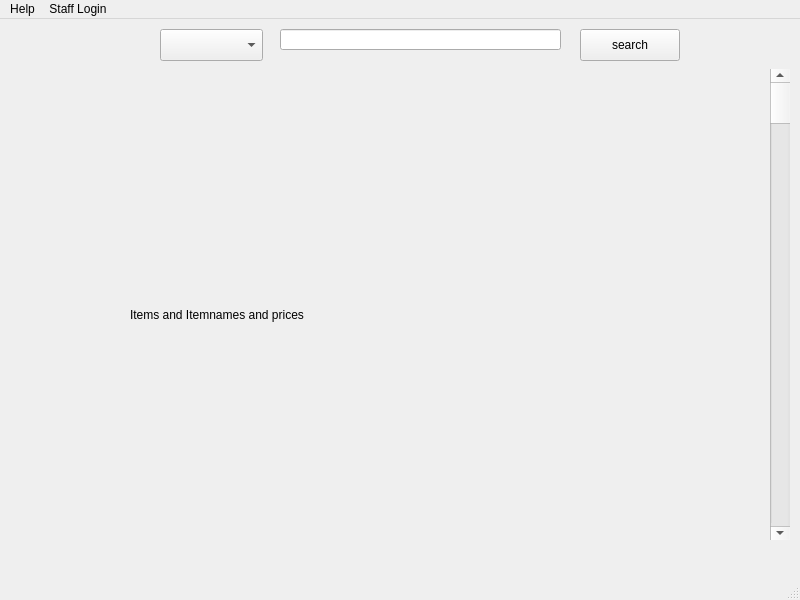
This is search.ui in cloudmyko/AuctionApplication as Qt 5 draws it before an edit. The edited form follows.
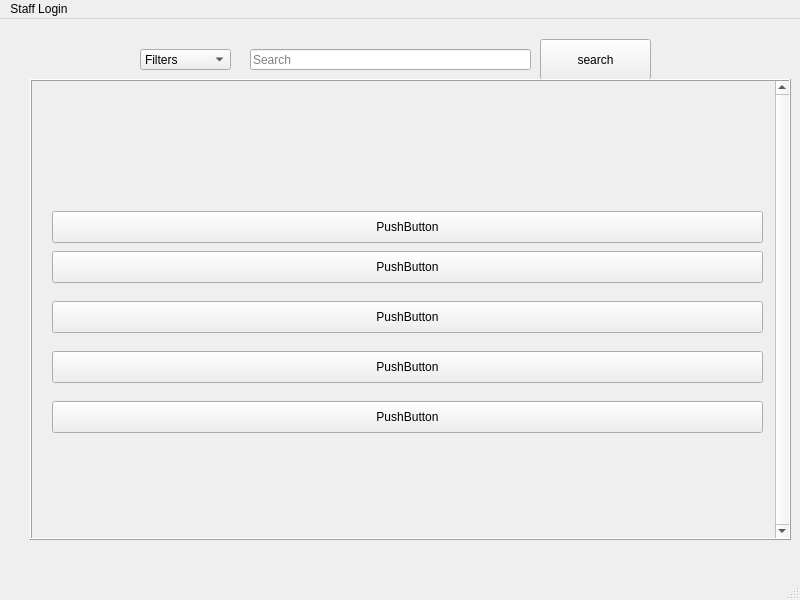
This is the edited form.

```diff
--- a/search.ui
+++ b/search.ui
@@ -17,64 +17,167 @@
    <widget class="QLineEdit" name="lineEdit">
     <property name="geometry">
      <rect>
-      <x>280</x>
-      <y>10</y>
+      <x>250</x>
+      <y>30</y>
       <width>281</width>
       <height>21</height>
      </rect>
     </property>
+    <property name="text">
+     <string/>
+    </property>
+    <property name="placeholderText">
+     <string>Search</string>
+    </property>
+    <property name="clearButtonEnabled">
+     <bool>true</bool>
+    </property>
    </widget>
    <widget class="QPushButton" name="pushButton">
     <property name="geometry">
      <rect>
-      <x>580</x>
-      <y>10</y>
-      <width>100</width>
-      <height>32</height>
+      <x>540</x>
+      <y>20</y>
+      <width>111</width>
+      <height>41</height>
      </rect>
     </property>
+    <property name="font">
+     <font>
+      <strikeout>false</strikeout>
+      <kerning>true</kerning>
+     </font>
+    </property>
+    <property name="cursor">
+     <cursorShape>PointingHandCursor</cursorShape>
+    </property>
     <property name="text">
      <string>search</string>
     </property>
-   </widget>
-   <widget class="QLabel" name="label">
-    <property name="geometry">
-     <rect>
-      <x>130</x>
-      <y>140</y>
-      <width>581</width>
-      <height>311</height>
-     </rect>
-    </property>
-    <property name="text">
-     <string>Items and Itemnames and prices</string>
+    <property name="flat">
+     <bool>false</bool>
     </property>
    </widget>
    <widget class="QComboBox" name="comboBox">
     <property name="geometry">
      <rect>
-      <x>160</x>
-      <y>10</y>
-      <width>103</width>
-      <height>32</height>
+      <x>140</x>
+      <y>30</y>
+      <width>91</width>
+      <height>21</height>
      </rect>
     </property>
     <property name="currentText">
-     <string/>
+     <string>Filters</string>
     </property>
+    <item>
+     <property name="text">
+      <string>Filters</string>
+     </property>
+    </item>
    </widget>
-   <widget class="QScrollBar" name="verticalScrollBar">
+   <widget class="QScrollArea" name="scrollArea">
     <property name="geometry">
      <rect>
-      <x>770</x>
-      <y>50</y>
-      <width>20</width>
-      <height>471</height>
+      <x>30</x>
+      <y>60</y>
+      <width>761</width>
+      <height>461</height>
      </rect>
     </property>
-    <property name="orientation">
-     <enum>Qt::Orientation::Vertical</enum>
+    <property name="frameShape">
+     <enum>QFrame::Shape::Box</enum>
     </property>
+    <property name="frameShadow">
+     <enum>QFrame::Shadow::Raised</enum>
+    </property>
+    <property name="verticalScrollBarPolicy">
+     <enum>Qt::ScrollBarPolicy::ScrollBarAlwaysOn</enum>
+    </property>
+    <property name="horizontalScrollBarPolicy">
+     <enum>Qt::ScrollBarPolicy::ScrollBarAlwaysOff</enum>
+    </property>
+    <property name="sizeAdjustPolicy">
+     <enum>QAbstractScrollArea::SizeAdjustPolicy::AdjustToContents</enum>
+    </property>
+    <property name="widgetResizable">
+     <bool>true</bool>
+    </property>
+    <widget class="QWidget" name="scrollAreaWidgetContents">
+     <property name="geometry">
+      <rect>
+       <x>0</x>
+       <y>0</y>
+       <width>741</width>
+       <height>457</height>
+      </rect>
+     </property>
+     <widget class="QPushButton" name="pushButton_2">
+      <property name="geometry">
+       <rect>
+        <x>20</x>
+        <y>130</y>
+        <width>711</width>
+        <height>32</height>
+       </rect>
+      </property>
+      <property name="text">
+       <string>PushButton</string>
+      </property>
+     </widget>
+     <widget class="QPushButton" name="pushButton_3">
+      <property name="geometry">
+       <rect>
+        <x>20</x>
+        <y>220</y>
+        <width>711</width>
+        <height>32</height>
+       </rect>
+      </property>
+      <property name="text">
+       <string>PushButton</string>
+      </property>
+     </widget>
+     <widget class="QPushButton" name="pushButton_4">
+      <property name="geometry">
+       <rect>
+        <x>20</x>
+        <y>320</y>
+        <width>711</width>
+        <height>32</height>
+       </rect>
+      </property>
+      <property name="text">
+       <string>PushButton</string>
+      </property>
+     </widget>
+     <widget class="QPushButton" name="pushButton_5">
+      <property name="geometry">
+       <rect>
+        <x>20</x>
+        <y>270</y>
+        <width>711</width>
+        <height>32</height>
+       </rect>
+      </property>
+      <property name="text">
+       <string>PushButton</string>
+      </property>
+     </widget>
+     <widget class="QPushButton" name="pushButton_6">
+      <property name="geometry">
+       <rect>
+        <x>20</x>
+        <y>170</y>
+        <width>711</width>
+        <height>32</height>
+       </rect>
+      </property>
+      <property name="text">
+       <string>PushButton</string>
+      </property>
+     </widget>
+    </widget>
    </widget>
   </widget>
   <widget class="QMenuBar" name="menubar">
@@ -86,19 +189,12 @@
      <height>42</height>
     </rect>
    </property>
-   <widget class="QMenu" name="menuHelp">
-    <property name="title">
-     <string>Help</string>
-    </property>
-    <addaction name="actionRequest_Help"/>
-   </widget>
    <widget class="QMenu" name="menuStaff_Login">
     <property name="title">
      <string>Staff Login</string>
     </property>
     <addaction name="actionEnter_Code"/>
    </widget>
-   <addaction name="menuHelp"/>
    <addaction name="menuStaff_Login"/>
   </widget>
   <widget class="QStatusBar" name="statusbar"/>
```
